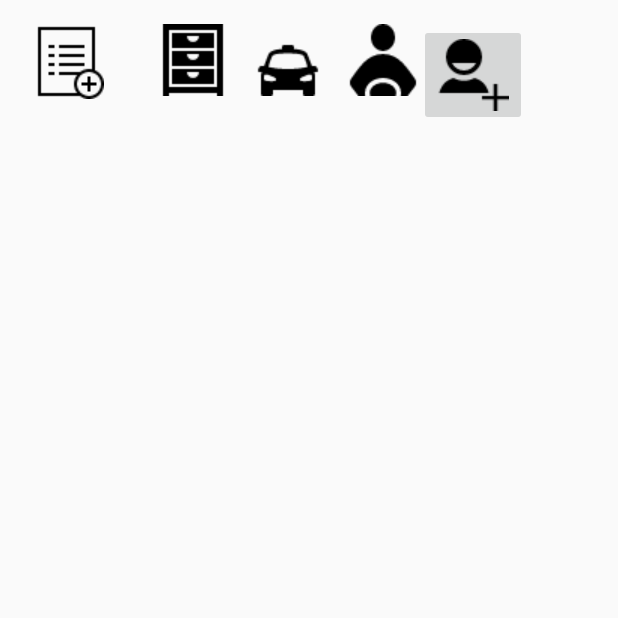
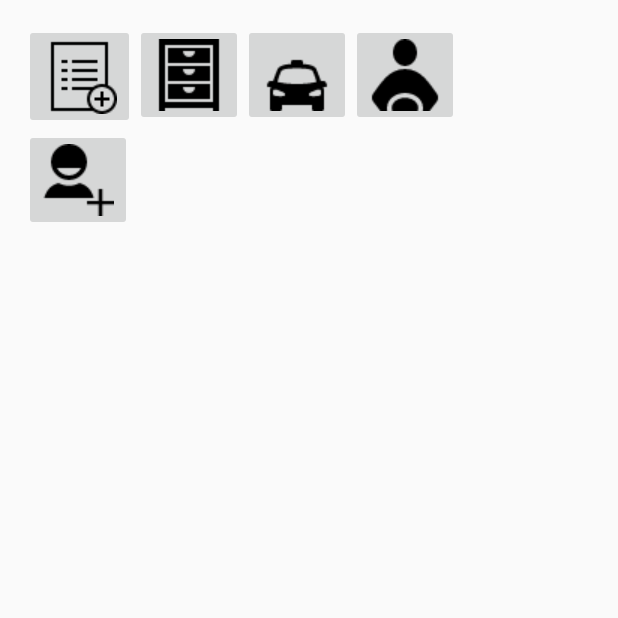
Before and after one commit to MohanaRanjan/BookMyCab, an Android app: the HomeActivity screen opened directly, with no data from a screen before it, on a phone screen of 412 x 824 dp, the top half of it. Run offline under Robolectric (Android 15) with nearby library versions, the phone set to English and light mode, and no system bars.

Commit message:
Initial commit

```diff
--- a/app/src/main/AndroidManifest.xml
+++ b/app/src/main/AndroidManifest.xml
@@ -24,7 +24,8 @@
         </activity>
         <activity android:name=".HomeActivity" />
         <activity android:name=".CompleteListActivity" />
-        <activity android:name=".AddUserActivity"></activity>
+        <activity android:name=".AddUserActivity" />
+        <activity android:name=".AddBooking"></activity>
     </application>
 
 </manifest>
--- a/app/src/main/java/com/cabbooking/rkm/bookmycab/HomeActivity.java
+++ b/app/src/main/java/com/cabbooking/rkm/bookmycab/HomeActivity.java
@@ -6,10 +6,13 @@ import android.support.v7.app.AppCompatActivity;
 import android.os.Bundle;
 import android.view.View;
 import android.widget.ImageButton;
+import android.widget.ImageView;
+import android.widget.Toast;
 
 public class HomeActivity extends Activity {
 
     ImageButton imagebutton;
+    ImageButton imagebuttonAddBooking;
 
     @Override
     protected void onCreate(Bundle savedInstanceState) {
@@ -30,6 +33,18 @@ public class HomeActivity extends Activity {
                 startActivity(intent);
             }
         });
+
+        imagebuttonAddBooking  = (ImageButton)findViewById(R.id.imagebuttonAddBooking);
+        imagebuttonAddBooking.setOnClickListener(new View.OnClickListener()
+        {
+            @Override
+            public void onClick(View view)
+            {
+                Toast.makeText(HomeActivity.this, "test", Toast.LENGTH_SHORT).show();
+                Intent intent=new Intent(HomeActivity.this,AddBooking.class);
+                startActivity(intent);
+            }
+        });
     }
 
 }
--- a/app/src/main/res/layout/activity_add_user.xml
+++ b/app/src/main/res/layout/activity_add_user.xml
@@ -36,7 +36,7 @@
         android:layout_marginTop="77dp"
         android:layout_alignParentRight="true"
         android:layout_alignParentEnd="true"
-        android:foreground="@color/abc_color_highlight_material" />
+        />
 
     <EditText
         android:layout_width="wrap_content"
--- a/app/src/main/res/layout/activity_home.xml
+++ b/app/src/main/res/layout/activity_home.xml
@@ -7,58 +7,51 @@
     android:paddingLeft="@dimen/activity_horizontal_margin"
     android:paddingRight="@dimen/activity_horizontal_margin"
     android:paddingTop="@dimen/activity_vertical_margin"
-    tools:context="com.cabbooking.rkm.HomeActivity">
-    <ImageView
+    tools:context=".HomeActivity">
+
+    <ImageButton
         android:layout_width="wrap_content"
         android:layout_height="wrap_content"
-        android:adjustViewBounds="true"
+        android:id="@+id/imagebuttonAddBooking"
+        android:src="@drawable/ic_addbooking"
+        android:text="@string/Add_BookingLable"
+        android:nestedScrollingEnabled="false"
         android:maxHeight="80dp"
-        android:maxWidth="80dp"
-        android:scaleType="center"
-        android:layout_marginLeft="3dp"
-        android:id="@+id/imageViewAddbooking"
-        android:contentDescription="@string/create_booking"
-        android:src="@drawable/ic_addbooking" />
-    <ImageView
+        android:scaleType="fitXY" />
+
+    <ImageButton
         android:layout_width="wrap_content"
         android:layout_height="wrap_content"
-        android:adjustViewBounds="true"
-        android:layout_centerHorizontal="true"
-        android:maxWidth="80dp"
-        android:paddingLeft="20dp"
+        android:id="@+id/imagebuttonbookingHistroy"
+        android:src="@drawable/ic_bookinghistory"
+        android:text="@string/Add_User"
+        android:clickable="true"
+        android:layout_toRightOf="@id/imagebuttonAddBooking"
+        android:nestedScrollingEnabled="false"
         android:maxHeight="80dp"
-        android:scaleType="centerInside"
-        android:id="@+id/imageViewbookingHistroy"
-        android:layout_toRightOf="@id/imageViewAddbooking"
-        android:layout_marginLeft="15dp"
-        android:src="@drawable/ic_bookinghistory"
-        />
+        android:scaleType="fitXY" />
 
-    <ImageView
+    <ImageButton
         android:layout_width="wrap_content"
         android:layout_height="wrap_content"
-        android:adjustViewBounds="true"
-        android:maxWidth="80dp"
+        android:id="@+id/imagebuttontaxi"
+        android:src="@drawable/ic_taxi"
+        android:text="@string/Add_User"
+        android:layout_toRightOf="@id/imagebuttonbookingHistroy"
+        android:nestedScrollingEnabled="false"
         android:maxHeight="80dp"
-        android:scaleType="fitEnd"
-        android:layout_marginLeft="15dp"
-        android:layout_toRightOf="@id/imageViewbookingHistroy"
-        android:src="@drawable/ic_taxi"
-        android:id="@+id/imageViewtaxi"
-        />
+        android:scaleType="fitXY" />
 
-    <ImageView
+    <ImageButton
         android:layout_width="wrap_content"
         android:layout_height="wrap_content"
-        android:adjustViewBounds="true"
-        android:maxWidth="80dp"
+        android:src="@drawable/ic_driver"
+        android:id="@+id/imagebuttondriver"
+        android:text="@string/Add_User"
+        android:layout_toRightOf="@id/imagebuttontaxi"
+        android:nestedScrollingEnabled="false"
         android:maxHeight="80dp"
-        android:scaleType="fitXY"
-        android:layout_marginLeft="15dp"
-        android:layout_toRightOf="@id/imageViewtaxi"
-        android:src="@drawable/ic_driver"
-        android:id="@+id/imageViewdriver"
-        />
+        android:scaleType="fitXY" />
 
     <ImageButton
         android:layout_width="wrap_content"
@@ -66,9 +59,7 @@
         android:id="@+id/imageButtonAddUser"
         android:src="@drawable/ic_addusermale"
         android:text="@string/Add_User"
-        android:clickable="true"
-        android:onClick="ClickAddUser"
-        android:layout_toRightOf="@+id/imageViewdriver"
+        android:layout_below="@id/imagebuttonAddBooking"
         android:nestedScrollingEnabled="false"
         android:maxHeight="80dp"
         android:scaleType="fitXY" />
```
Also changed, not shown: app/src/main/java/com/cabbooking/rkm/bookmycab/AddBooking.java (added, +122 -0 lines), app/src/main/java/com/cabbooking/rkm/bookmycab/AddUserActivity.java (+23 -8 lines), app/src/main/java/com/cabbooking/rkm/bookmycab/CompleteListActivity.java (+118 -3 lines), app/src/main/java/com/cabbooking/rkm/bookmycab/CompleteListAdapter.java (+23 -6 lines), app/src/main/java/com/cabbooking/rkm/bookmycab/DatePickerCustom.java (added, +31 -0 lines), app/src/main/res/layout/activity_add_booking.xml (added, +198 -0 lines), app/src/main/res/layout/activity_complete_list.xml (+20 -10 lines), app/src/main/res/layout/list_layout.xml (+6 -5 lines), app/src/main/res/values/strings.xml (+9 -2 lines).
